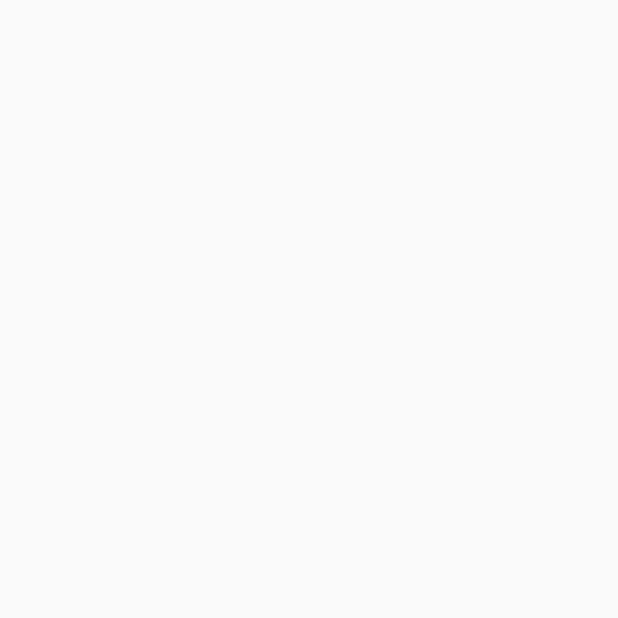
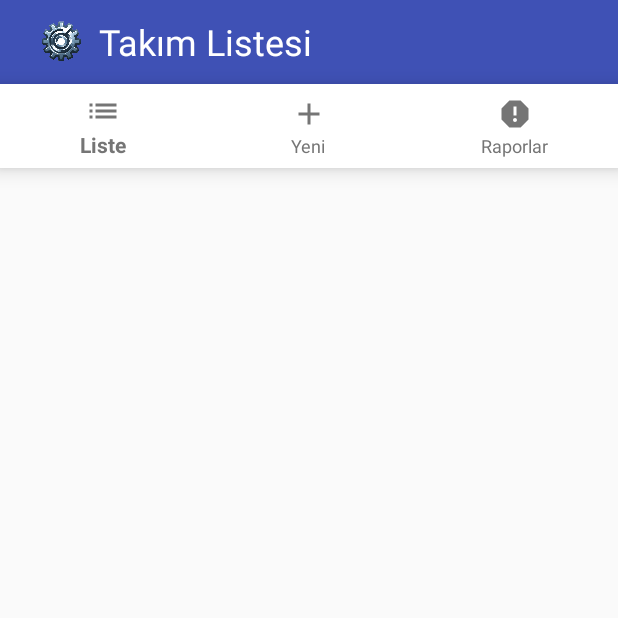
Before and after one commit to eneskanbur/saglamIsApp, an Android app: the screen it shows after launch (MainActivity before the commit, MainSaglamIs after it), on a phone screen of 412 x 824 dp, the top half of it. Before the commit the part shown is empty. Run offline under Robolectric (Android 15) with nearby library versions, the phone set to English and light mode, and no system bars.

Commit message:
Basic dashboard UI design and some resources file are created.

```diff
--- a/app/build.gradle.kts
+++ b/app/build.gradle.kts
@@ -49,6 +49,10 @@ dependencies {
     implementation(libs.androidx.ui.graphics)
     implementation(libs.androidx.ui.tooling.preview)
     implementation(libs.androidx.material3)
+    implementation(libs.androidx.appcompat)
+    implementation(libs.material)
+    implementation(libs.androidx.activity)
+    implementation(libs.androidx.constraintlayout)
     testImplementation(libs.junit)
     androidTestImplementation(libs.androidx.junit)
     androidTestImplementation(libs.androidx.espresso.core)
--- a/app/src/main/java/com/example/saglamisapp/MainActivity.kt
+++ /dev/null
@@ -1,21 +0,0 @@
-package com.example.saglamisapp
-
-import android.os.Bundle
-import androidx.activity.ComponentActivity
-import androidx.activity.compose.setContent
-import androidx.activity.enableEdgeToEdge
-import androidx.compose.foundation.layout.fillMaxSize
-import androidx.compose.foundation.layout.padding
-import androidx.compose.material3.Scaffold
-import androidx.compose.material3.Text
-import androidx.compose.runtime.Composable
-import androidx.compose.ui.Modifier
-import androidx.compose.ui.tooling.preview.Preview
-import com.example.saglamisapp.ui.theme.SaglamIsAppTheme
-
-class MainActivity : ComponentActivity() {
-    override fun onCreate(savedInstanceState: Bundle?) {
-        super.onCreate(savedInstanceState)
-        enableEdgeToEdge()
-    }
-}
--- /dev/null
+++ b/app/src/main/java/com/example/saglamisapp/MainSaglamIs.kt
@@ -0,0 +1,13 @@
+package com.example.saglamisapp
+
+import android.os.Bundle
+import androidx.activity.enableEdgeToEdge
+import androidx.appcompat.app.AppCompatActivity
+
+class MainSaglamIs : AppCompatActivity() {
+    override fun onCreate(savedInstanceState: Bundle?) {
+        super.onCreate(savedInstanceState)
+        //enableEdgeToEdge()
+        setContentView(R.layout.activity_main_saglam_is)
+    }
+}
--- /dev/null
+++ b/app/src/main/res/drawable/ic_add.xml
@@ -0,0 +1,5 @@
+<vector xmlns:android="http://schemas.android.com/apk/res/android" android:height="24dp" android:tint="#000000" android:viewportHeight="24" android:viewportWidth="24" android:width="24dp">
+
+    <path android:fillColor="@android:color/white" android:pathData="M19,13h-6v6h-2v-6H5v-2h6V5h2v6h6v2z"/>
+
+</vector>
--- /dev/null
+++ b/app/src/main/res/drawable/ic_list.xml
@@ -0,0 +1,5 @@
+<vector xmlns:android="http://schemas.android.com/apk/res/android" android:autoMirrored="true" android:height="24dp" android:tint="#000000" android:viewportHeight="24" android:viewportWidth="24" android:width="24dp">
+
+    <path android:fillColor="@android:color/white" android:pathData="M3,13h2v-2L3,11v2zM3,17h2v-2L3,15v2zM3,9h2L5,7L3,7v2zM7,13h14v-2L7,11v2zM7,17h14v-2L7,15v2zM7,7v2h14L21,7L7,7zM3,13h2v-2L3,11v2zM3,17h2v-2L3,15v2zM3,9h2L5,7L3,7v2zM7,13h14v-2L7,11v2zM7,17h14v-2L7,15v2zM7,7v2h14L21,7L7,7z"/>
+
+</vector>
--- /dev/null
+++ b/app/src/main/res/drawable/ic_report.xml
@@ -0,0 +1,5 @@
+<vector xmlns:android="http://schemas.android.com/apk/res/android" android:height="24dp" android:tint="#000000" android:viewportHeight="24" android:viewportWidth="24" android:width="24dp">
+
+    <path android:fillColor="@android:color/white" android:pathData="M15.73,3L8.27,3L3,8.27v7.46L8.27,21h7.46L21,15.73L21,8.27L15.73,3zM12,17.3c-0.72,0 -1.3,-0.58 -1.3,-1.3s0.58,-1.3 1.3,-1.3 1.3,0.58 1.3,1.3 -0.58,1.3 -1.3,1.3zM13,13h-2L11,7h2v6z"/>
+
+</vector>
--- /dev/null
+++ b/app/src/main/res/layout/activity_main_saglam_is.xml
@@ -0,0 +1,62 @@
+<?xml version="1.0" encoding="utf-8"?>
+<LinearLayout xmlns:android="http://schemas.android.com/apk/res/android"
+    xmlns:app="http://schemas.android.com/apk/res-auto"
+    xmlns:tools="http://schemas.android.com/tools"
+    android:id="@+id/linearLayoutMain"
+    android:layout_width="match_parent"
+    android:layout_height="match_parent"
+    android:layout_gravity="center"
+    android:orientation="vertical"
+    tools:context=".MainSaglamIs">
+
+    <com.google.android.material.appbar.MaterialToolbar
+
+        android:id="@+id/toolBarDashboard"
+        android:layout_width="match_parent"
+        android:layout_height="wrap_content"
+        android:background="@color/primary_blue">
+
+        <ImageView
+            android:id="@+id/logoImageView"
+            android:layout_width="50dp"
+            android:layout_height="50dp"
+            android:layout_gravity="start"
+            android:src="@drawable/company_logo_no_background"
+            android:contentDescription="@string/logo" />
+
+        <TextView
+            android:id="@+id/toolbar_title"
+            android:layout_width="wrap_content"
+            android:layout_height="wrap_content"
+            android:text="@string/dashboard_Toolbar_Title"
+            android:textColor="@color/white"
+            android:textSize="24sp"
+            app:layout_constraintStart_toEndOf="@+id/logoImageView"
+            app:layout_constraintTop_toTopOf="parent"
+            app:layout_constraintBottom_toBottomOf="parent"
+            android:layout_marginStart="8dp"/>
+
+    </com.google.android.material.appbar.MaterialToolbar>
+
+    <!--  <androidx.recyclerview.widget.RecyclerView
+        android:id="@+id/teamRecyclerView"
+        android:layout_width="match_parent"
+        android:layout_height="0dp"
+        android:layout_weight="1"
+        android:padding="8dp"
+        tools:listitem="@layout/item_team" />
+ -->
+
+    <com.google.android.material.bottomnavigation.BottomNavigationView
+        android:id="@+id/bottom_navigation_dashboard"
+        android:layout_width="match_parent"
+        android:layout_height="wrap_content"
+        android:background="@color/white"
+        app:menu="@menu/bottom_navigation_menu"
+        app:itemIconTint="@color/nav_item_color_gray"
+        app:itemTextColor="@color/nav_item_color_gray" >
+
+    </com.google.android.material.bottomnavigation.BottomNavigationView>
+
+
+</LinearLayout>
--- /dev/null
+++ b/app/src/main/res/menu/bottom_navigation_menu.xml
@@ -0,0 +1,15 @@
+<?xml version="1.0" encoding="utf-8"?>
+<menu xmlns:android="http://schemas.android.com/apk/res/android">
+    <item
+        android:id="@+id/nav_list"
+        android:icon="@drawable/ic_list"
+        android:title="Liste" />
+    <item
+        android:id="@+id/nav_add"
+        android:icon="@drawable/ic_add"
+        android:title="Yeni" />
+    <item
+        android:id="@+id/nav_reports"
+        android:icon="@drawable/ic_report"
+        android:title="Raporlar" />
+</menu>
--- a/app/src/main/res/values/strings.xml
+++ b/app/src/main/res/values/strings.xml
@@ -1,3 +1,5 @@
 <resources>
     <string name="app_name">saglamIsApp</string>
+    <string name="dashboard_Toolbar_Title">Takım Listesi</string>
+    <string name="logo">companyLogo</string>
 </resources>
--- a/app/src/main/res/values/themes.xml
+++ b/app/src/main/res/values/themes.xml
@@ -1,5 +1,4 @@
 <?xml version="1.0" encoding="utf-8"?>
 <resources>
-
     <style name="Theme.SaglamIsApp" parent="android:Theme.Material.Light.NoActionBar" />
 </resources>
```
Also changed, not shown: app/src/main/AndroidManifest.xml (+3 -5 lines), app/src/main/java/com/example/saglamisapp/ui/theme/Color.kt (deleted, +0 -11 lines), app/src/main/java/com/example/saglamisapp/ui/theme/Theme.kt (deleted, +0 -58 lines), app/src/main/java/com/example/saglamisapp/ui/theme/Type.kt (deleted, +0 -34 lines), app/src/main/res/values/colors.xml (+4 -5 lines), gradle/libs.versions.toml (+8 -0 lines), app/src/main/res/drawable/company_logo.jpg (added), app/src/main/res/drawable/company_logo_no_background.png (added).
